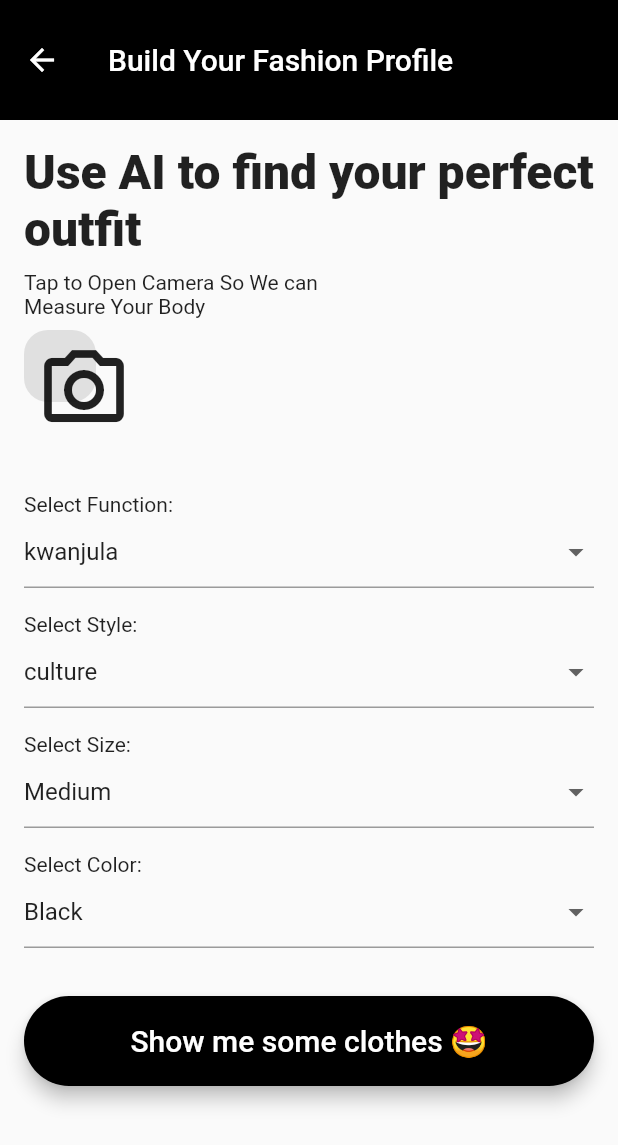
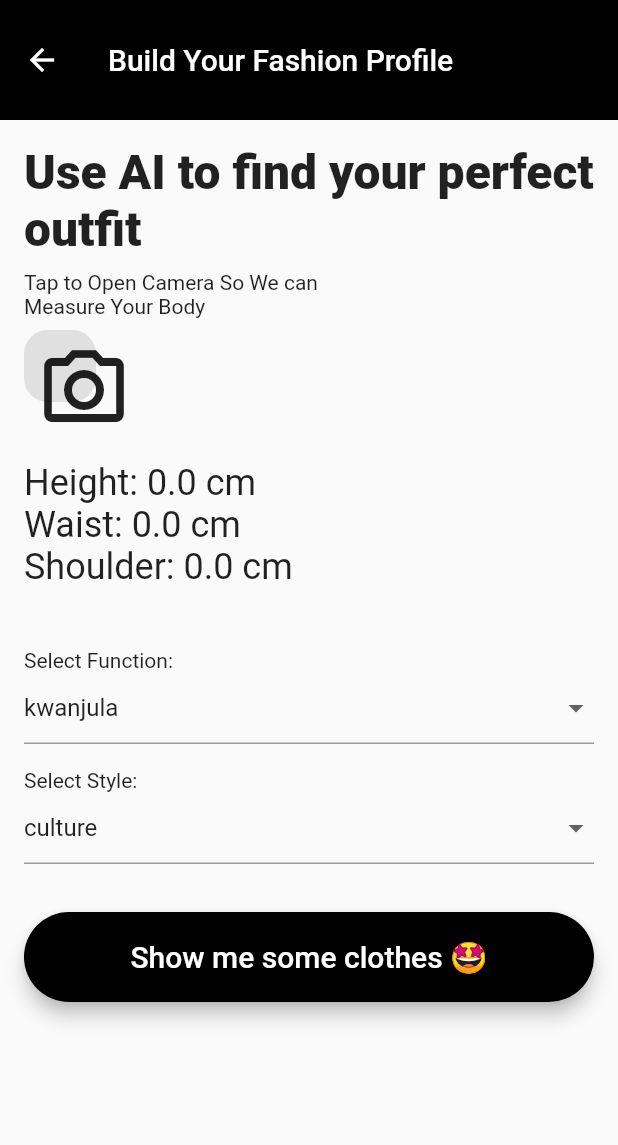
Before and after one commit to Marcollins2/kiwi_app, a Flutter app: the UserFashionProfileScreen screen opened directly, on a phone screen of 412 x 824 dp. Shown: the top 1145 px of the screen. Run offline on Flutter 3.47's test engine with Material 2 defaults, Android fonts, the light colour scheme and no system bars; our stand-ins replace appwrite, camera, get, get_storage; missing offline and left inert: tflite; accounts and stored records are empty; network calls fail.

Commit message:
makes more changes

```diff
--- a/lib/AI/DetectionScreen.dart
+++ b/lib/AI/DetectionScreen.dart
@@ -155,6 +155,11 @@ class _DetectionScreenState extends State<DetectionScreen> {
   }
 
   void confirmBodySize() {
+    // TODO Normalize the body size
+    bodyHeight = (double.parse(bodyHeight) * 100 + 100).toString();
+    waistSize = (double.parse(waistSize) * 100).toString();
+    shoulderSize = (double.parse(shoulderSize) * 100).toString();
+
     print("Confirm Body Size");
     print("Height: $bodyHeight");
     print("Waist: $waistSize");
--- /dev/null
+++ b/lib/Helpers/Constants.dart
@@ -0,0 +1,8 @@
+abstract class Constants {
+  static final String userHeightSize = 'userHeightSize';
+  static final String userWaistSize = 'userWaistSize';
+  static final String userShoulderSize = 'userShoulderSize';
+  static final String fashionStyle = 'fashionStyle';
+  static final String userFunctionPref = 'userFunctionPref';
+  static final String userStylePref = 'userStylePref';
+}
--- a/lib/Modules/Data.dart
+++ b/lib/Modules/Data.dart
@@ -21,6 +21,9 @@ List<Map> categories = [
 List<Event> cultureTabCentralRegionItems = [
   Event(
     name: 'Gomesi_Busuuti',
+    waist: 30.0,
+    height: 150.0,
+    shoulder: 40.0,
     image: 'images/img2.jpg',
     category: categories[0],
     location: 'Zai_Plaza Kampala',
@@ -31,6 +34,9 @@ List<Event> cultureTabCentralRegionItems = [
   ),
   Event(
       name: 'Bridal_Gomesi',
+      waist: 30.0,
+      height: 150.0,
+      shoulder: 40.0,
       image: 'images/img12.jpg',
       category: categories[0],
       location: 'Zai_Plaza Kampala',
@@ -39,6 +45,9 @@ List<Event> cultureTabCentralRegionItems = [
       about: 'The perfect attire to brighten up your special day'),
   Event(
       name: 'Executive Gomesi',
+      waist: 30.0,
+      height: 150.0,
+      shoulder: 40.0,
       image: 'images/img12.jpg',
       category: categories[0],
       location: 'Zai_Plaza Kampala',
@@ -48,6 +57,9 @@ List<Event> cultureTabCentralRegionItems = [
           'The way you dress speaks alot about you. Get this glamourous attire for the utmost respect'),
   Event(
       name: 'Ordinary_Gomesi',
+      waist: 30.0,
+      height: 150.0,
+      shoulder: 40.0,
       image: 'images/img13.jpg',
       category: categories[0],
       location: 'Zai_Plaza Kampala',
@@ -59,6 +71,9 @@ List<Event> cultureTabCentralRegionItems = [
 List<Event> cultureTabWesternRegionItems = [
   Event(
       name: 'Umushanana',
+      waist: 30.0,
+      height: 150.0,
+      shoulder: 40.0,
       image: 'images/img8.jpg',
       category: categories[0],
       location: 'Zai_Plaza Kampala',
@@ -67,6 +82,9 @@ List<Event> cultureTabWesternRegionItems = [
       about: 'Bringing out the western culture to light'),
   Event(
       name: 'Umushanana',
+      waist: 30.0,
+      height: 150.0,
+      shoulder: 40.0,
       image: 'images/img4.jpg',
       category: categories[0],
       location: 'Zai_Plaza Kampala',
@@ -75,6 +93,9 @@ List<Event> cultureTabWesternRegionItems = [
       about: 'Bringing out the western culture to light'),
   Event(
       name: 'Umushanana',
+      waist: 30.0,
+      height: 150.0,
+      shoulder: 40.0,
       image: 'images/img6.jpg',
       category: categories[0],
       location: 'Zai_Plaza Kampala',
@@ -83,6 +104,9 @@ List<Event> cultureTabWesternRegionItems = [
       about: 'Bringing out the western culture to light'),
   Event(
       name: 'Umushanana',
+      waist: 30.0,
+      height: 150.0,
+      shoulder: 40.0,
       image: 'images/img10.jpg',
       category: categories[0],
       location: 'Zai_Plaza Kampala',
@@ -94,6 +118,9 @@ List<Event> cultureTabWesternRegionItems = [
 List<Event> profileEvents = [
   Event(
     name: 'Vumbula Festival',
+    waist: 30.0,
+    height: 150.0,
+    shoulder: 40.0,
     image: 'assets/event2.jpg',
     category: categories[0],
     location: 'Jinja, Uganda',
@@ -104,6 +131,9 @@ List<Event> profileEvents = [
   ),
   Event(
     name: 'Vumbula Festival',
+    waist: 30.0,
+    height: 150.0,
+    shoulder: 40.0,
     image: 'assets/event2.jpg',
     category: categories[0],
     location: 'Jinja, Uganda',
@@ -114,6 +144,9 @@ List<Event> profileEvents = [
   ),
   Event(
     name: 'Vumbula Festival',
+    waist: 30.0,
+    height: 150.0,
+    shoulder: 40.0,
     image: 'assets/event2.jpg',
     category: categories[0],
     location: 'Jinja, Uganda',
@@ -124,6 +157,9 @@ List<Event> profileEvents = [
   ),
   Event(
     name: 'Vumbula Festival',
+    waist: 30.0,
+    height: 150.0,
+    shoulder: 40.0,
     image: 'assets/event2.jpg',
     category: categories[0],
     location: 'Jinja, Uganda',
@@ -134,6 +170,9 @@ List<Event> profileEvents = [
   ),
   Event(
     name: 'Vumbula Festival',
+    waist: 30.0,
+    height: 150.0,
+    shoulder: 40.0,
     image: 'assets/event2.jpg',
     category: categories[0],
     location: 'Jinja, Uganda',
@@ -147,6 +186,9 @@ List<Event> profileEvents = [
 List<Event> dinnerTabCentralRegionItems = [
   Event(
     name: 'Prom_Dress',
+    waist: 30.0,
+    height: 150.0,
+    shoulder: 40.0,
     image: 'images/img18.jpg',
     category: categories[0],
     location: 'Loozap_Kla-jinja road',
@@ -157,16 +199,22 @@ List<Event> dinnerTabCentralRegionItems = [
   ),
   Event(
     name: 'Prom_Dress',
+    waist: 30.0,
+    height: 150.0,
+    shoulder: 40.0,
     image: 'images/img16.jpg',
     category: categories[0],
     location: 'Loozap_Kla-jinja road',
     cost: 'USD 120',
     available: 5,
     about:
-        'Our Dresses are all custom-made, so you order them in any size and color, and you can get your dress within 20-25 days after your payment.You can make the dress in standard size or custom size.',
+        'Our Dresses are all custom-made, so you order them in any size and color, and you can get your dress within 20-40 days after your payment.You can make the dress in standard size or custom size.',
   ),
   Event(
     name: 'Prom_Dress',
+    waist: 30.0,
+    height: 150.0,
+    shoulder: 40.0,
     image: 'images/img19.jpg',
     category: categories[0],
     location: 'Loozap_Kla-jinja road',
@@ -177,6 +225,9 @@ List<Event> dinnerTabCentralRegionItems = [
   ),
   Event(
     name: 'Prom_Dress',
+    waist: 30.0,
+    height: 150.0,
+    shoulder: 40.0,
     image: 'images/img21.jpg',
     category: categories[0],
     location: 'Loozap_Kla-jinja road',
@@ -187,6 +238,9 @@ List<Event> dinnerTabCentralRegionItems = [
   ),
   Event(
     name: 'Cocktail_Dress',
+    waist: 30.0,
+    height: 150.0,
+    shoulder: 40.0,
     image: 'images/img18.jpg',
     category: categories[0],
     location: 'Loozap_Kla-jinja road',
@@ -197,6 +251,9 @@ List<Event> dinnerTabCentralRegionItems = [
   ),
   Event(
     name: 'Party_Dress',
+    waist: 30.0,
+    height: 150.0,
+    shoulder: 40.0,
     image: 'images/img17.jpg',
     category: categories[0],
     location: 'Loozap_Kla-jinja road',
@@ -206,6 +263,9 @@ List<Event> dinnerTabCentralRegionItems = [
   ),
   Event(
     name: 'Prom_Dress',
+    waist: 30.0,
+    height: 150.0,
+    shoulder: 40.0,
     image: 'images/img20.jpg',
     category: categories[0],
     location: 'Loozap_Kla-jinja road',
@@ -219,6 +279,9 @@ List<Event> dinnerTabCentralRegionItems = [
 List<Event> dinnerTabWesternRegionItems = [
   Event(
     name: 'LOULOU',
+    waist: 30.0,
+    height: 150.0,
+    shoulder: 40.0,
     image: 'images/img31.jpg',
     category: categories[0],
     location: 'Loozap_Kla-jinja road',
@@ -229,6 +292,9 @@ List<Event> dinnerTabWesternRegionItems = [
   ),
   Event(
     name: 'Party_Dress',
+    waist: 30.0,
+    height: 150.0,
+    shoulder: 40.0,
     image: 'images/img26.jpg',
     category: categories[0],
     location: 'Loozap_Kla-jinja road',
@@ -238,6 +304,9 @@ List<Event> dinnerTabWesternRegionItems = [
   ),
   Event(
     name: 'Party_Dress',
+    waist: 30.0,
+    height: 150.0,
+    shoulder: 40.0,
     image: 'images/img27.jpg',
     category: categories[0],
     location: 'Loozap_Kla-jinja road',
@@ -248,6 +317,9 @@ List<Event> dinnerTabWesternRegionItems = [
   ),
   Event(
     name: 'Party_Dress',
+    waist: 30.0,
+    height: 150.0,
+    shoulder: 40.0,
     image: 'images/img22.jpg',
     category: categories[0],
     location: 'Loozap_Kla-jinja road',
@@ -258,16 +330,22 @@ List<Event> dinnerTabWesternRegionItems = [
   ),
   Event(
     name: 'Semi_formal Dress',
+    waist: 30.0,
+    height: 150.0,
+    shoulder: 40.0,
     image: 'images/img23.jpg',
     category: categories[0],
     location: 'Loozap_Kla-jinja road',
-    cost: 'USD 30',
+    cost: 'USD 40',
     available: 4,
     about:
         'Simple and classy semi formal dresses in various designs and colours',
   ),
   Event(
     name: 'Prom_Dress',
+    waist: 30.0,
+    height: 150.0,
+    shoulder: 40.0,
     image: 'images/img28.jpg',
     category: categories[0],
     location: 'Loozap_Kla-jinja road',
@@ -280,161 +358,171 @@ List<Event> dinnerTabWesternRegionItems = [
 
 List<Event> islamTabCentralRegionItems = [
   Event(
+      waist: 30.0,
+      height: 150.0,
+      shoulder: 40.0,
       name: 'PARTY-HIJJAB',
       image: 'images/img41.jpg',
       category: categories[0],
       location: 'HAM TOWERS,LEVEL 1',
       cost: 'USD 30',
       available: 10,
-    about:
-        'Elegance in Modesty: Embrace Islamic Fashion'
-
-  ),
+      about: 'Elegance in Modesty: Embrace Islamic Fashion'),
   Event(
+      waist: 30.0,
+      height: 150.0,
+      shoulder: 40.0,
       name: 'PARTY-HIJJAB',
       image: 'images/img42.jpg',
       category: categories[0],
       location: 'HAM TOWERS,LEVEL 1',
       cost: 'USD 30',
       available: 7,
-    about:
-        'Elegance in Modesty: Embrace Islamic Fashion'
-
-  ),Event(
+      about: 'Elegance in Modesty: Embrace Islamic Fashion'),
+  Event(
+      waist: 30.0,
+      height: 150.0,
+      shoulder: 40.0,
       name: 'PARTY-HIJJAB',
       image: 'images/img43.jpg',
       category: categories[0],
       location: 'HAM TOWERS,LEVEL 1',
       cost: 'USD 30',
       available: 5,
-    about:
-        'Elegance in Modesty: Embrace Islamic Fashion'
-
-  ),Event(
+      about: 'Elegance in Modesty: Embrace Islamic Fashion'),
+  Event(
+      waist: 30.0,
+      height: 150.0,
+      shoulder: 40.0,
       name: 'PARTY-HIJJAB',
       image: 'images/img44.jpg',
       category: categories[0],
       location: 'HAM TOWERS,LEVEL 1',
       cost: 'USD 30',
       available: 8,
-    about:
-        'Elegance in Modesty: Embrace Islamic Fashion'
-
-  ),Event(
+      about: 'Elegance in Modesty: Embrace Islamic Fashion'),
+  Event(
+      waist: 30.0,
+      height: 150.0,
+      shoulder: 40.0,
       name: 'PARTY-HIJJAB',
       image: 'images/img45.jpg',
       category: categories[0],
       location: 'HAM TOWERS,LEVEL 1',
       cost: 'USD 30',
       available: 10,
-    about:
-        'Elegance in Modesty: Embrace Islamic Fashion'
-
-  ),Event(
+      about: 'Elegance in Modesty: Embrace Islamic Fashion'),
+  Event(
+      waist: 30.0,
+      height: 150.0,
+      shoulder: 40.0,
       name: 'HIJJAB',
       image: 'images/img47.jpg',
       category: categories[0],
       location: 'HAM TOWERS,LEVEL 1',
       cost: 'USD 20',
       available: 10,
-    about:
-        'Elegance in Modesty: Embrace Islamic Fashion'
-
-  ),
+      about: 'Elegance in Modesty: Embrace Islamic Fashion'),
 ];
 
 List<Event> islamTabWesternRegionItems = [
   Event(
+      waist: 30.0,
+      height: 150.0,
+      shoulder: 40.0,
       name: 'MUSLIM-DRESS',
       image: 'images/img48.jpg',
       category: categories[0],
       location: 'HAM TOWERS,LEVEL 1',
       cost: 'USD 25',
       available: 10,
-    about:
-        'Empowering Your Identity Through Style'
-
-  ),Event(
+      about: 'Empowering Your Identity Through Style'),
+  Event(
+      waist: 30.0,
+      height: 150.0,
+      shoulder: 40.0,
       name: 'MUSLIM-DRESS',
       image: 'images/img49.jpg',
       category: categories[0],
       location: 'HAM TOWERS,LEVEL 1',
       cost: 'USD 25',
       available: 6,
-    about:
-        'Empowering Your Identity Through Style'
-
-  ),Event(
+      about: 'Empowering Your Identity Through Style'),
+  Event(
+      waist: 30.0,
+      height: 150.0,
+      shoulder: 40.0,
       name: 'MUSLIM-DRESS',
       image: 'images/img50.jpg',
       category: categories[0],
       location: 'HAM TOWERS,LEVEL 1',
       cost: 'USD 25',
       available: 9,
-    about:
-        'Empowering Your Identity Through Style'
-
-  ),Event(
+      about: 'Empowering Your Identity Through Style'),
+  Event(
+      waist: 30.0,
+      height: 150.0,
+      shoulder: 40.0,
       name: 'MUSLIM-DRESS',
       image: 'images/img56.jpg',
       category: categories[0],
       location: 'HAM TOWERS,LEVEL 1',
       cost: 'USD 25',
       available: 10,
-    about:
-        'Empowering Your Identity Through Style'
-
-  ),Event(
+      about: 'Empowering Your Identity Through Style'),
+  Event(
+      waist: 30.0,
+      height: 150.0,
+      shoulder: 40.0,
       name: 'HIJJAB',
       image: 'images/img51.jpg',
       category: categories[0],
       location: 'HAM TOWERS,LEVEL 1',
       cost: 'USD 40',
       available: 7,
-    about:
-        'Graceful Attire for the Modern Muslimah'
-
-  ),Event(
+      about: 'Graceful Attire for the Modern Muslimah'),
+  Event(
+      waist: 30.0,
+      height: 150.0,
+      shoulder: 40.0,
       name: 'HIJJAB',
       image: 'images/img52.jpg',
       category: categories[0],
       location: 'HAM TOWERS,LEVEL 1',
       cost: 'USD 40',
       available: 4,
-    about:
-        'Graceful Attire for the Modern Muslimah'
-
-  ),Event(
+      about: 'Graceful Attire for the Modern Muslimah'),
+  Event(
+      waist: 30.0,
+      height: 150.0,
+      shoulder: 40.0,
       name: 'HIJJAB',
       image: 'images/img53.jpg',
       category: categories[0],
       location: 'HAM TOWERS,LEVEL 1',
       cost: 'USD 50',
       available: 1,
-    about:
-        'Graceful Attire for the Modern Muslimah'
-
-  ),Event(
+      about: 'Graceful Attire for the Modern Muslimah'),
+  Event(
+      waist: 30.0,
+      height: 150.0,
+      shoulder: 40.0,
       name: 'HIJJAB',
       image: 'images/img54.jpg',
       category: categories[0],
       location: 'HAM TOWERS,LEVEL 1',
       cost: 'USD 50',
       available: 1,
-    about:
-        'Graceful Attire for the Modern Muslimah'
-
-
-  ),Event(
+      about: 'Graceful Attire for the Modern Muslimah'),
+  Event(
+      waist: 30.0,
+      height: 150.0,
+      shoulder: 40.0,
       name: 'HIJJAB',
       image: 'images/img55.jpg',
       category: categories[0],
       location: 'HAM TOWERS,LEVEL 1',
       cost: 'USD 50',
       available: 2,
-    about:
-        'Graceful Attire for the Modern Muslimah'
-
-
-  ),
+      about: 'Graceful Attire for the Modern Muslimah'),
 ];
--- a/lib/Modules/Event.dart
+++ b/lib/Modules/Event.dart
@@ -1,6 +1,9 @@
 class Event {
   String name;
   String image;
+  double waist;
+  double shoulder;
+  double height;
   Map category;
   String location;
   String cost;
@@ -15,5 +18,8 @@ class Event {
     required this.cost,
     required this.available,
     required this.about,
+    required this.waist,
+    required this.shoulder,
+    required this.height,
   });
 }
--- a/lib/Screens/LoginScreen.dart
+++ b/lib/Screens/LoginScreen.dart
@@ -192,6 +192,7 @@ class _LoginScreenState extends State<LoginScreen> {
         backgroundColor: Colors.red,
         colorText: Colors.white,
       );
+      return;
     }
     try {
       final session = await account.createEmailSession(
@@ -200,7 +201,7 @@ class _LoginScreenState extends State<LoginScreen> {
       );
 
       print(session);
-      Get.to(() => UserFashionProfileScreen());
+      Get.offAll(() => UserFashionProfileScreen());
     } catch (e) {
       Get.snackbar(
         "Error",
--- a/lib/Screens/RegistrationScreen.dart
+++ b/lib/Screens/RegistrationScreen.dart
@@ -204,7 +204,7 @@ class _RegistrationScreenState extends State<RegistrationScreen> {
         name: nameController.text,
       );
       print(user);
-      Get.to(() => UserFashionProfileScreen());
+      Get.offAll(() => UserFashionProfileScreen());
     } catch (e) {
       Get.snackbar(
         "Error",
--- a/lib/Screens/UserFashionProfile.dart
+++ b/lib/Screens/UserFashionProfile.dart
@@ -1,7 +1,9 @@
 import 'package:camera/camera.dart';
 import 'package:flutter/material.dart';
 import 'package:get/get.dart';
+import 'package:get_storage/get_storage.dart';
 import 'package:kiwi_app/AI/DetectionScreen.dart';
+import 'package:kiwi_app/Helpers/Constants.dart';
 import 'package:kiwi_app/Screens/HomeScreen.dart';
 
 
@@ -19,6 +21,12 @@ class _UserFashionProfileScreenState extends State<UserFashionProfileScreen> {
   String _selectedStyle = 'culture';
   String _selectedSize = 'Medium';
   String _selectedColor = 'Black';
+
+  String _userHeightSize = '0.0 cm';
+  String _userWaistSize = '0.0 cm';
+  String _userShoulderSize = '0.0 cm';
+
+  final box = GetStorage();
 
   List<String> _functionList = [
     'kwanjula',
@@ -89,7 +97,27 @@ class _UserFashionProfileScreenState extends State<UserFashionProfileScreen> {
               ),
             ),
             SizedBox(
-              height: 60,
+              height: 40,
+            ),
+            Column(
+              crossAxisAlignment: CrossAxisAlignment.start,
+              children: [
+                Text(
+                  "Height: $_userHeightSize",
+                  style: TextStyle(fontSize: 24),
+                ),
+                Text(
+                  "Waist: $_userWaistSize",
+                  style: TextStyle(fontSize: 24),
+                ),
+                Text(
+                  "Shoulder: $_userShoulderSize",
+                  style: TextStyle(fontSize: 24),
+                ),
+              ],
+            ),
+            SizedBox(
+              height: 40,
             ),
             Text('Select Function:'),
             DropdownButtonFormField<String>(
@@ -123,38 +151,38 @@ class _UserFashionProfileScreenState extends State<UserFashionProfileScreen> {
               }).toList(),
             ),
             SizedBox(height: 16),
-            Text('Select Size:'),
-            DropdownButtonFormField<String>(
-              value: _selectedSize,
-              onChanged: (newValue) {
-                setState(() {
-                  _selectedSize = newValue!;
-                });
-              },
-              items: _sizeList.map((size) {
-                return DropdownMenuItem<String>(
-                  value: size,
-                  child: Text(size),
-                );
-              }).toList(),
-            ),
-            SizedBox(height: 16),
-            Text('Select Color:'),
-            DropdownButtonFormField<String>(
-              value: _selectedColor,
-              onChanged: (newValue) {
-                setState(() {
-                  _selectedColor = newValue!;
-                });
-              },
-              items: _colorList.map((color) {
-                return DropdownMenuItem<String>(
-                  value: color,
-                  child: Text(color),
-                );
-              }).toList(),
-            ),
-            SizedBox(height: 16),
+            // Text('Select Size:'),
+            // DropdownButtonFormField<String>(
+            //   value: _selectedSize,
+            //   onChanged: (newValue) {
+            //     setState(() {
+            //       _selectedSize = newValue!;
+            //     });
+            //   },
+            //   items: _sizeList.map((size) {
+            //     return DropdownMenuItem<String>(
+            //       value: size,
+            //       child: Text(size),
+            //     );
+            //   }).toList(),
+            // ),
+            // SizedBox(height: 16),
+            // Text('Select Color:'),
+            // DropdownButtonFormField<String>(
+            //   value: _selectedColor,
+            //   onChanged: (newValue) {
+            //     setState(() {
+            //       _selectedColor = newValue!;
+            //     });
+            //   },
+            //   items: _colorList.map((color) {
+            //     return DropdownMenuItem<String>(
+            //       value: color,
+            //       child: Text(color),
+            //     );
+            //   }).toList(),
+            // ),
+            // SizedBox(height: 16),
             Padding(
               padding: const EdgeInsets.symmetric(vertical: 16.0),
               child: Material(
@@ -164,8 +192,8 @@ class _UserFashionProfileScreenState extends State<UserFashionProfileScreen> {
                 child: MaterialButton(
                   onPressed: () {
 
-                    Get.to(() => HomeScreen());
 
+                    openHomeScreen();
                   },
                   minWidth: MediaQuery.of(context).size.width,
                   height: 60.0,
@@ -182,9 +210,20 @@ class _UserFashionProfileScreenState extends State<UserFashionProfileScreen> {
     );
   }
 
-  openCameraUI() {
-    Get.to(() => DetectionScreen(cameras));
-    print("Open Camera UI");
+  openCameraUI() async {
+    dynamic data = await Get.to(() => DetectionScreen(cameras));
+    // Save the user measurements to the
+    // local storage using the GetStorage package
+    box.write(Constants.userHeightSize, data['height']);
+    box.write(Constants.userShoulderSize, data['shoulder']);
+    box.write(Constants.userWaistSize, data['waist']);
+    box.write(Constants.userFunctionPref, _selectedFunction);
+    box.write(Constants.userStylePref, _selectedStyle);
+    setState(() {
+      _userHeightSize = "${data['height']} cm";
+      _userShoulderSize = "${data['shoulder']} cm";
+      _userWaistSize = "${data['waist']} cm";
+    });
   }
 
   Future<void> initData() async {
@@ -194,4 +233,20 @@ class _UserFashionProfileScreenState extends State<UserFashionProfileScreen> {
       print('Error: $e.code\nError Message: $e.message');
     }
   }
+
+  void openHomeScreen() {
+    if (_userHeightSize == '0.0 cm' ||
+        _userShoulderSize == '0.0 cm' ||
+        _userWaistSize == '0.0 cm') {
+      Get.snackbar(
+        "Error",
+        "Please scan your body first",
+        snackPosition: SnackPosition.BOTTOM,
+        backgroundColor: Colors.red,
+        colorText: Colors.white,
+      );
+      return;
+    }
+    Get.to(() => HomeScreen());
+  }
 }
--- a/lib/main.dart
+++ b/lib/main.dart
@@ -1,12 +1,12 @@
 import 'package:flutter/material.dart';
 import 'package:get/get.dart';
+import 'package:get_storage/get_storage.dart';
 import 'package:kiwi_app/Screens/LoginScreen.dart';
 
-
-void main() {
+Future<void> main() async {
   WidgetsFlutterBinding.ensureInitialized();
+  await GetStorage.init();
   runApp(GetMaterialApp(home: MyApp()));
-
 }
 
 class MyApp extends StatelessWidget {
--- a/pubspec.yaml
+++ b/pubspec.yaml
@@ -35,6 +35,7 @@ dependencies:
   tflite: ^1.1.2
   appwrite: ^9.0.1
   intl: ^0.18.1
+  get_storage: ^2.1.1
 
 dev_dependencies:
   flutter_test:
```
Also changed, not shown: pubspec.lock. Lines whose indentation alone changed are shown as unchanged.
